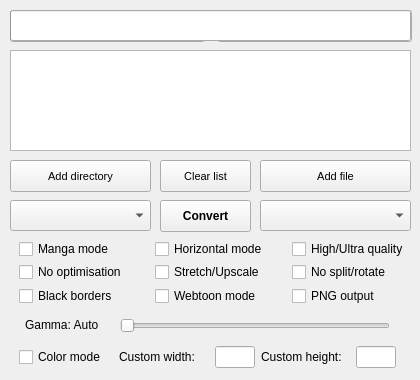
Before: the Qt Designer form KCC.ui in ciromattia/kcc, drawn with Qt 5.
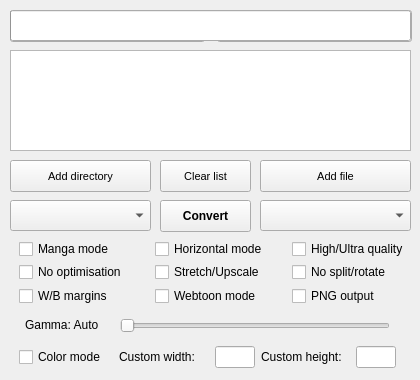
After: the same form once the commit is applied. Icons and pictures are not drawn.

Commit message: Margins color detection now handles every file

```diff
--- a/KCC.ui
+++ b/KCC.ui
@@ -126,7 +126,10 @@
         <string>Fill space around images with black color.</string>
        </property>
        <property name="text">
-        <string>Black borders</string>
+        <string>W/B margins</string>
+       </property>
+       <property name="tristate">
+        <bool>true</bool>
        </property>
       </widget>
      </item>
```
Left out of the diff: 2 changed lines with no effect on the pictures. The commit also changes 7 other files.
